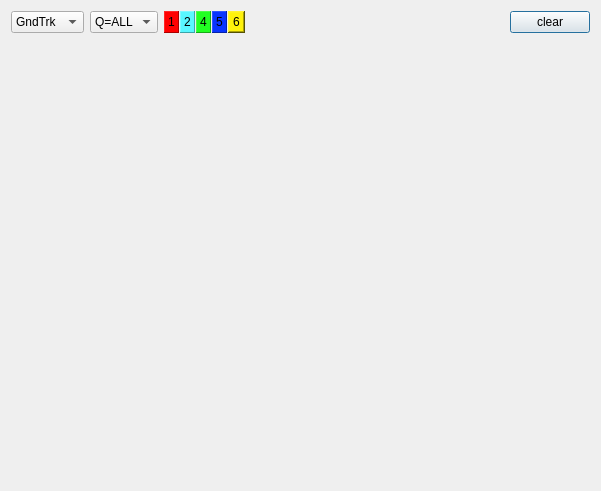
Old version of the form gui/plotdialog.ui in the repository linlintaotao/trident3.0.
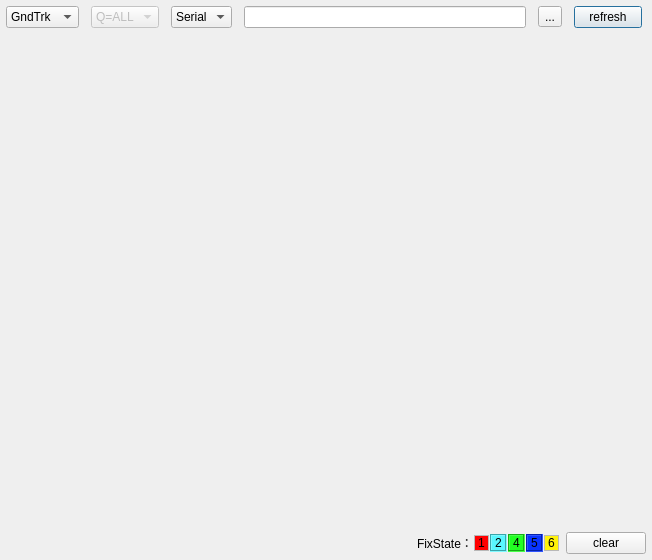
New version of the form.

Patch:
```diff
--- a/gui/plotdialog.ui
+++ b/gui/plotdialog.ui
@@ -6,8 +6,8 @@
    <rect>
     <x>0</x>
     <y>0</y>
-    <width>601</width>
-    <height>491</height>
+    <width>652</width>
+    <height>560</height>
    </rect>
   </property>
   <property name="sizePolicy">
@@ -26,7 +26,38 @@
    <string>Dialog</string>
   </property>
   <layout class="QGridLayout" name="gridLayout">
+   <property name="leftMargin">
+    <number>6</number>
+   </property>
+   <property name="topMargin">
+    <number>6</number>
+   </property>
+   <property name="rightMargin">
+    <number>6</number>
+   </property>
+   <property name="bottomMargin">
+    <number>6</number>
+   </property>
    <item row="0" column="0">
+    <layout class="QVBoxLayout" name="verticalLayout" stretch="0,1,0">
+     <property name="spacing">
+      <number>1</number>
+     </property>
+     <item>
+      <layout class="QHBoxLayout" name="horizontalLayout">
+       <property name="spacing">
+        <number>12</number>
+       </property>
+       <property name="sizeConstraint">
+        <enum>QLayout::SetFixedSize</enum>
+       </property>
+       <property name="rightMargin">
+        <number>4</number>
+       </property>
+       <property name="bottomMargin">
+        <number>0</number>
+       </property>
+       <item>
     <widget class="QComboBox" name="typeSelect">
      <property name="editable">
       <bool>false</bool>
@@ -54,8 +85,11 @@
      </item>
     </widget>
    </item>
-   <item row="0" column="1">
+       <item>
     <widget class="QComboBox" name="stateSelect">
+         <property name="enabled">
+          <bool>false</bool>
+         </property>
      <property name="editable">
       <bool>false</bool>
      </property>
@@ -91,7 +125,95 @@
      </item>
     </widget>
    </item>
-   <item row="0" column="2">
+       <item>
+        <widget class="QComboBox" name="inputType">
+         <property name="sizePolicy">
+          <sizepolicy hsizetype="Fixed" vsizetype="Fixed">
+           <horstretch>0</horstretch>
+           <verstretch>0</verstretch>
+          </sizepolicy>
+         </property>
+         <item>
+          <property name="text">
+           <string>Serial</string>
+          </property>
+         </item>
+         <item>
+          <property name="text">
+           <string>File</string>
+          </property>
+         </item>
+        </widget>
+       </item>
+       <item>
+        <widget class="QLineEdit" name="dataPath"/>
+       </item>
+       <item>
+        <widget class="QToolButton" name="toolButton">
+         <property name="text">
+          <string>...</string>
+         </property>
+        </widget>
+       </item>
+       <item>
+        <widget class="QPushButton" name="refreshView">
+         <property name="sizePolicy">
+          <sizepolicy hsizetype="Minimum" vsizetype="Minimum">
+           <horstretch>0</horstretch>
+           <verstretch>0</verstretch>
+          </sizepolicy>
+         </property>
+         <property name="minimumSize">
+          <size>
+           <width>10</width>
+           <height>10</height>
+          </size>
+         </property>
+         <property name="maximumSize">
+          <size>
+           <width>68</width>
+           <height>35</height>
+          </size>
+         </property>
+         <property name="styleSheet">
+          <string notr="true"/>
+         </property>
+         <property name="text">
+          <string>refresh</string>
+         </property>
+        </widget>
+       </item>
+      </layout>
+     </item>
+     <item>
+      <widget class="QWidget" name="widget" native="true">
+       <property name="sizePolicy">
+        <sizepolicy hsizetype="Preferred" vsizetype="Expanding">
+         <horstretch>0</horstretch>
+         <verstretch>0</verstretch>
+        </sizepolicy>
+       </property>
+      </widget>
+     </item>
+     <item>
+      <layout class="QHBoxLayout" name="horizontalLayout_3">
+       <property name="spacing">
+        <number>-1</number>
+       </property>
+       <item>
+        <widget class="QLabel" name="messagebox">
+         <property name="sizePolicy">
+          <sizepolicy hsizetype="Expanding" vsizetype="Expanding">
+           <horstretch>0</horstretch>
+           <verstretch>0</verstretch>
+          </sizepolicy>
+         </property>
+         <property name="text">
+          <string/>
+         </property>
+        </widget>
+       </item>
+       <item>
     <layout class="QHBoxLayout" name="horizontalLayout_2">
      <property name="spacing">
       <number>1</number>
@@ -99,10 +221,20 @@
      <property name="sizeConstraint">
       <enum>QLayout::SetFixedSize</enum>
      </property>
+         <property name="rightMargin">
+          <number>6</number>
+         </property>
+         <item>
+          <widget class="QLabel" name="label_6">
+           <property name="text">
+            <string>FixState：</string>
+           </property>
+          </widget>
+         </item>
      <item>
       <widget class="QLabel" name="label">
        <property name="sizePolicy">
-        <sizepolicy hsizetype="Fixed" vsizetype="Preferred">
+            <sizepolicy hsizetype="Fixed" vsizetype="Fixed">
          <horstretch>0</horstretch>
          <verstretch>0</verstretch>
         </sizepolicy>
@@ -111,10 +243,16 @@
         <string notr="true">background-color: rgb(255, 0, 0);</string>
        </property>
        <property name="frameShape">
-        <enum>QFrame::Panel</enum>
+            <enum>QFrame::Box</enum>
        </property>
        <property name="frameShadow">
-        <enum>QFrame::Raised</enum>
+            <enum>QFrame::Sunken</enum>
+           </property>
+           <property name="lineWidth">
+            <number>0</number>
+           </property>
+           <property name="midLineWidth">
+            <number>1</number>
        </property>
        <property name="text">
         <string>1</string>
@@ -124,7 +262,7 @@
      <item>
       <widget class="QLabel" name="label_2">
        <property name="sizePolicy">
-        <sizepolicy hsizetype="Fixed" vsizetype="Preferred">
+            <sizepolicy hsizetype="Fixed" vsizetype="Fixed">
          <horstretch>0</horstretch>
          <verstretch>0</verstretch>
         </sizepolicy>
@@ -133,10 +271,10 @@
         <string notr="true">background-color: rgb(89, 247, 255);</string>
        </property>
        <property name="frameShape">
-        <enum>QFrame::Panel</enum>
+            <enum>QFrame::Box</enum>
        </property>
        <property name="frameShadow">
-        <enum>QFrame::Raised</enum>
+            <enum>QFrame::Sunken</enum>
        </property>
        <property name="text">
         <string>2</string>
@@ -146,7 +284,7 @@
      <item>
       <widget class="QLabel" name="label_3">
        <property name="sizePolicy">
-        <sizepolicy hsizetype="Fixed" vsizetype="Preferred">
+            <sizepolicy hsizetype="Fixed" vsizetype="Fixed">
          <horstretch>0</horstretch>
          <verstretch>0</verstretch>
         </sizepolicy>
@@ -155,10 +293,10 @@
         <string notr="true">background-color: rgb(34, 255, 35);</string>
        </property>
        <property name="frameShape">
-        <enum>QFrame::Panel</enum>
+            <enum>QFrame::Box</enum>
        </property>
        <property name="frameShadow">
-        <enum>QFrame::Raised</enum>
+            <enum>QFrame::Sunken</enum>
        </property>
        <property name="text">
         <string>4</string>
@@ -168,7 +306,7 @@
      <item>
       <widget class="QLabel" name="label_4">
        <property name="sizePolicy">
-        <sizepolicy hsizetype="Fixed" vsizetype="Preferred">
+            <sizepolicy hsizetype="Fixed" vsizetype="Fixed">
          <horstretch>0</horstretch>
          <verstretch>0</verstretch>
         </sizepolicy>
@@ -177,20 +315,23 @@
         <string notr="true">background-color: rgb(9, 52, 255);</string>
        </property>
        <property name="frameShape">
-        <enum>QFrame::Panel</enum>
+            <enum>QFrame::Box</enum>
        </property>
        <property name="frameShadow">
-        <enum>QFrame::Raised</enum>
+            <enum>QFrame::Sunken</enum>
        </property>
        <property name="text">
         <string>5</string>
        </property>
+           <property name="textFormat">
+            <enum>Qt::PlainText</enum>
+           </property>
       </widget>
      </item>
      <item>
       <widget class="QLabel" name="label_5">
        <property name="sizePolicy">
-        <sizepolicy hsizetype="Fixed" vsizetype="Preferred">
+            <sizepolicy hsizetype="Fixed" vsizetype="Fixed">
          <horstretch>0</horstretch>
          <verstretch>0</verstretch>
         </sizepolicy>
@@ -199,10 +340,16 @@
         <string notr="true">background-color: rgb(255, 242, 11);</string>
        </property>
        <property name="frameShape">
-        <enum>QFrame::WinPanel</enum>
+            <enum>QFrame::Box</enum>
        </property>
        <property name="frameShadow">
-        <enum>QFrame::Raised</enum>
+            <enum>QFrame::Sunken</enum>
+           </property>
+           <property name="lineWidth">
+            <number>0</number>
+           </property>
+           <property name="midLineWidth">
+            <number>1</number>
        </property>
        <property name="text">
         <string>6</string>
@@ -211,31 +358,22 @@
      </item>
     </layout>
    </item>
-   <item row="0" column="3">
-    <spacer name="horizontalSpacer">
-     <property name="orientation">
-      <enum>Qt::Horizontal</enum>
-     </property>
-     <property name="sizeType">
-      <enum>QSizePolicy::Expanding</enum>
-     </property>
-     <property name="sizeHint" stdset="0">
-      <size>
-       <width>40</width>
-       <height>20</height>
-      </size>
-     </property>
-    </spacer>
-   </item>
-   <item row="0" column="4">
+       <item>
     <widget class="QPushButton" name="refresh">
+         <property name="sizePolicy">
+          <sizepolicy hsizetype="Preferred" vsizetype="Fixed">
+           <horstretch>0</horstretch>
+           <verstretch>0</verstretch>
+          </sizepolicy>
+         </property>
      <property name="text">
       <string>clear</string>
      </property>
     </widget>
    </item>
-   <item row="1" column="0" colspan="5">
-    <widget class="QWidget" name="widget" native="true"/>
+      </layout>
+     </item>
+    </layout>
    </item>
   </layout>
  </widget>
```
Lines whose indentation alone changed are shown as unchanged.
